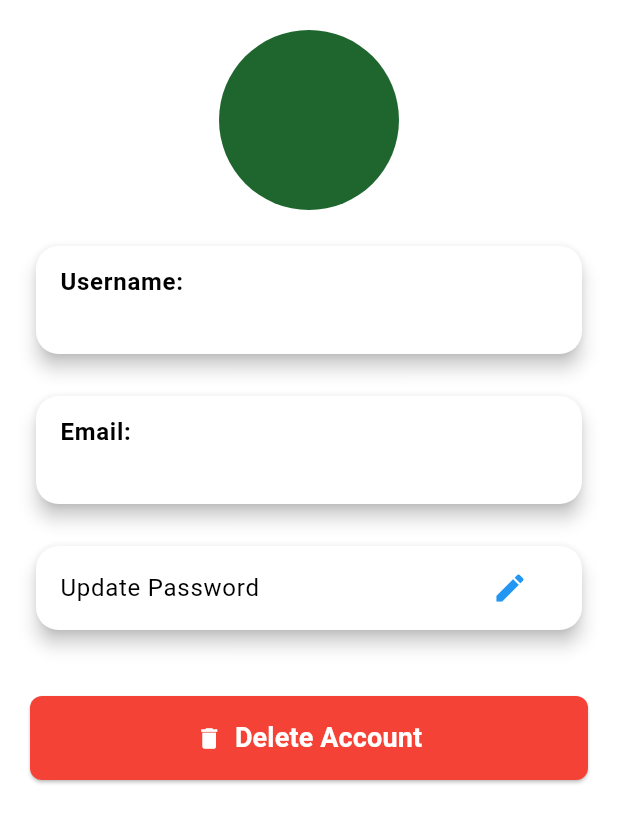
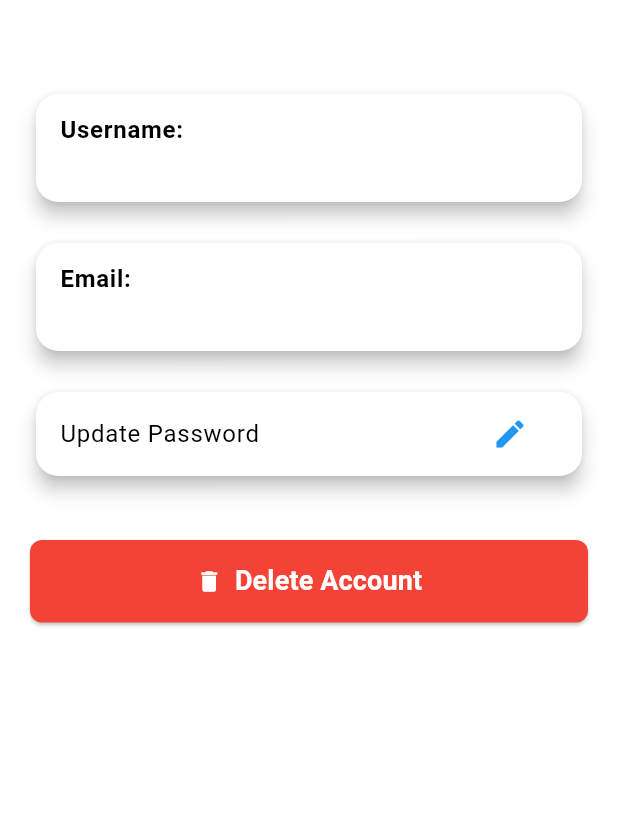
Before and after one commit to Ahmed-Abdel-Majeed/Graduation-project_AgriTech, a Flutter app: the ProfileView widget shown alone on an empty page, opened directly with empty values, on a phone screen of 412 x 824 dp. Shown: the top 823 px of the screen. Run offline on Flutter 3.47's test engine with Material 3 defaults, Android fonts, the phone set to English and light mode, and no system bars; our stand-ins replace dio, dotted_border, firebase_core, flutter_bloc, flutter_screenutil, get_it and 8 more; accounts and stored records are empty; generated files the repository leaves out were written again; network calls fail.

Commit message:
First upload of the Graduation Project

```diff
--- a/lib/features/auth/data/api/auth_api.dart
+++ b/lib/features/auth/data/api/auth_api.dart
@@ -1,4 +1,3 @@
-// lib/features/auth/data/remote/auth_api.dart
 import 'package:dio/dio.dart';
 import 'package:retrofit/retrofit.dart';
 
--- a/lib/features/auth/data/model/app_user_model.dart
+++ b/lib/features/auth/data/model/app_user_model.dart
@@ -7,8 +7,7 @@ part 'app_user_model.g.dart';
 @JsonSerializable()
 class AppUserModel extends AppUserEntity {
   @override
-  final String? token; // ← ضروري علشان يدخل في serialization
-
+  final String? token;
   AppUserModel({
     required super.id,
     required super.email,
@@ -34,7 +33,7 @@ class AppUserModel extends AppUserEntity {
   @override
   Map<String, dynamic> toJson() {
     final json = _$AppUserModelToJson(this);
-    json['token'] = token; // ← أضف التوكن يدويًا هنا
+    json['token'] = token;
     debugPrint("Converting AppUserModel to JSON: $json");
     return json;
   }
--- a/lib/features/auth/data/repositories/user_repository.dart
+++ b/lib/features/auth/data/repositories/user_repository.dart
@@ -1,4 +1,3 @@
-// domain/repositories/user_repository.dart
 import 'package:agri/domain/entities/base_response.dart';
 import 'package:agri/features/auth/domain/entities/app_user_entity.dart';
 
--- a/lib/features/profile/profile_view.dart
+++ b/lib/features/profile/profile_view.dart
@@ -1,6 +1,7 @@
 import 'package:flutter/material.dart';
 import 'package:flutter_bloc/flutter_bloc.dart';
 import 'package:agri/features/auth/presentation/cuibt/auth_cubit.dart';
+import 'package:flutter_screenutil/flutter_screenutil.dart';
 
 class ProfileView extends StatelessWidget {
   final Map<String, dynamic> userData;
@@ -60,21 +61,21 @@ class ProfileView extends StatelessWidget {
       padding: const EdgeInsets.all(20),
       child: Column(
         children: [
-          const CircleAvatar(radius: 60),
-          const SizedBox(height: 20),
+          // const CircleAvatar(radius: 60),
+           SizedBox(height: 40.h),
           _infoCard("Username", userData['username'] ?? "N/A"),
-          const SizedBox(height: 20),
+           SizedBox(height: 20.h),
           _infoCard("Email", userData['email'] ?? "N/A"),
-          const SizedBox(height: 20),
+           SizedBox(height: 20.h),
           _passwordCard(context),
-          const SizedBox(height: 40),
+           SizedBox(height: 40.h),
           ElevatedButton.icon(
             onPressed: () => context.read<AuthCubit>().signOut(),
             icon: const Icon(Icons.delete, color: Colors.white),
             label: const Text("Delete Account"),
             style: ElevatedButton.styleFrom(
               backgroundColor: Colors.red,
-              padding: const EdgeInsets.symmetric(horizontal: 30, vertical: 15),
+              padding:  EdgeInsets.symmetric(horizontal: 30.w, vertical: 15.h),
             ),
           ),
         ],
```
